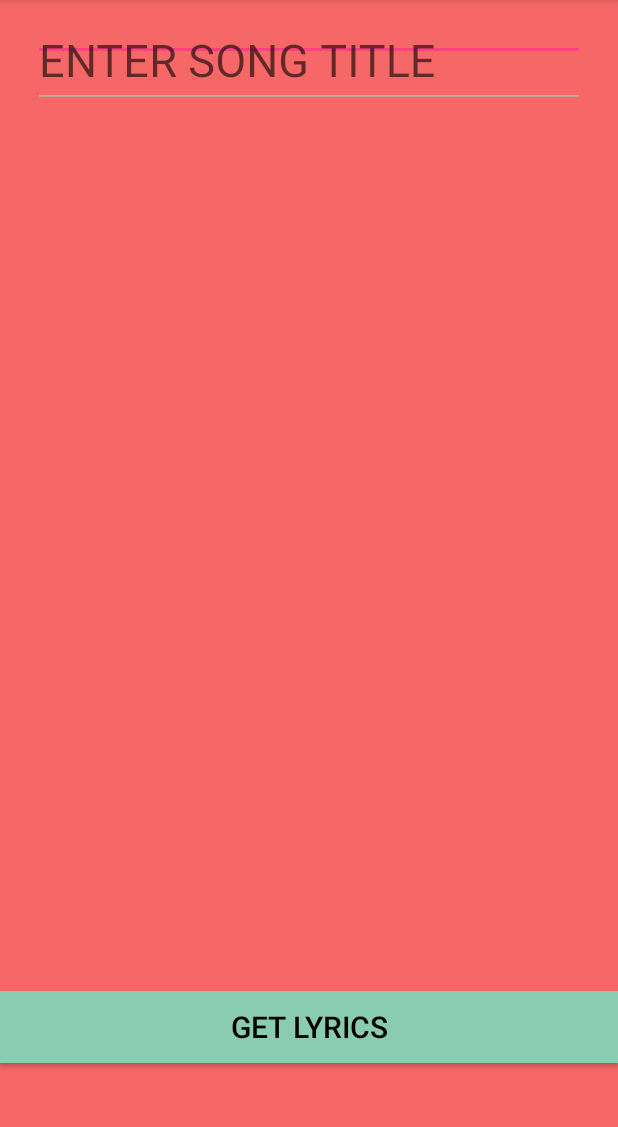
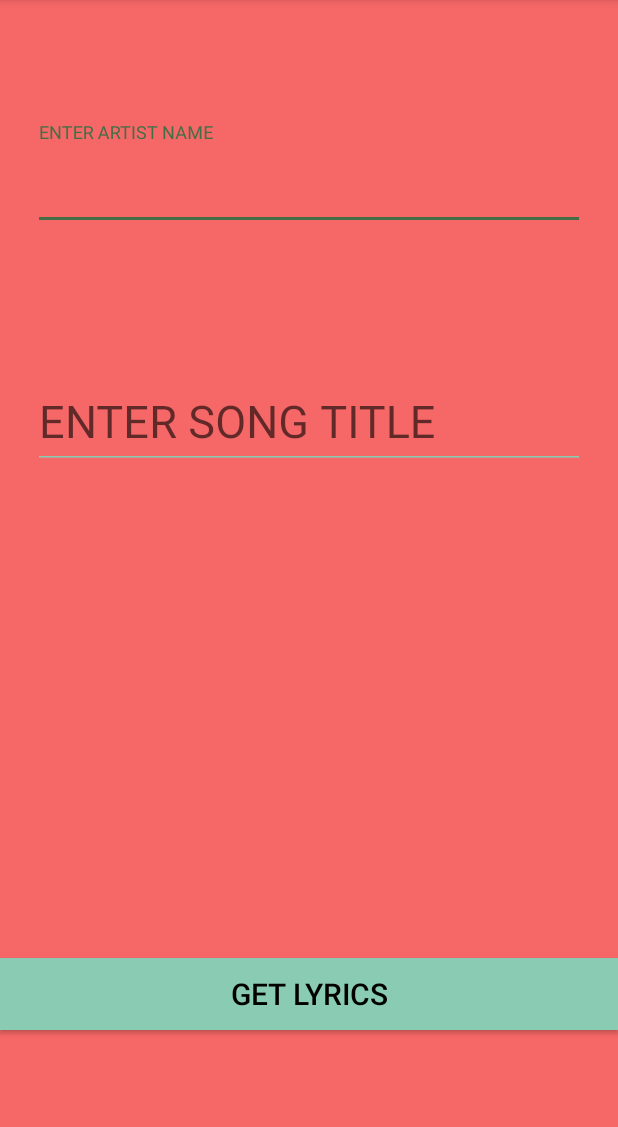
Before and after one commit to TinaBryan/RetrofitWorkshop, an Android app: the screen it shows after launch (MainActivity), on a phone screen of 412 x 824 dp, the part 84-1211 px from its top. Run offline under Robolectric (Android 15) with nearby library versions, the phone set to English and light mode, and no system bars; our stand-ins replace ButterKnife.

Commit message:
Changed accent color, layout colors, constraints.

```diff
--- a/app/src/main/res/layout/activity_main.xml
+++ b/app/src/main/res/layout/activity_main.xml
@@ -25,8 +25,8 @@
         android:layout_height="wrap_content"
         android:layout_marginBottom="8dp"
         android:layout_marginTop="16dp"
-
-        android:hint="ENTER ARTIST NAME"
+        android:backgroundTint="@color/darkGreen"
+        android:hint="@string/enter_artist_name"
         app:layout_constraintBottom_toTopOf="@+id/song_layout"
         app:layout_constraintEnd_toEndOf="parent"
         app:layout_constraintStart_toStartOf="parent"
@@ -37,7 +37,9 @@
             android:layout_width="match_parent"
             android:layout_height="wrap_content"
             android:backgroundTint="@color/darkGreen"
-            android:textColorLink="@color/lightGreen"
+            android:textColor="@android:color/black"
+            android:textColorHighlight="@color/paleOrange"
+            android:textColorHint="@color/darkGreen"
             android:textSize="30sp" />
     </android.support.design.widget.TextInputLayout>
 
@@ -45,17 +47,22 @@
         android:id="@+id/song_layout"
         android:layout_width="368dp"
         android:layout_height="wrap_content"
-        android:hint="ENTER SONG TITLE"
+        android:layout_marginBottom="253dp"
+        android:layout_marginTop="14dp"
+        android:backgroundTint="@color/darkGreen"
+        android:hint="@string/enter_song_title"
+        app:layout_constraintBottom_toTopOf="@+id/submit_button"
         app:layout_constraintEnd_toEndOf="parent"
         app:layout_constraintStart_toStartOf="parent"
-        tools:layout_editor_absoluteY="109dp">
+        app:layout_constraintTop_toBottomOf="@+id/artist_layout">
 
         <android.support.design.widget.TextInputEditText
             android:id="@+id/input_song_editText"
             android:layout_width="match_parent"
             android:layout_height="wrap_content"
             android:backgroundTint="@color/darkGreen"
-            android:foregroundTint="@color/lightGreen"
+            android:textColorHighlight="@color/paleOrange"
+            android:textColorHint="@color/darkGreen"
             android:textColor="@android:color/black"
             android:textSize="30sp" />
     </android.support.design.widget.TextInputLayout>
--- a/app/src/main/res/values/colors.xml
+++ b/app/src/main/res/values/colors.xml
@@ -2,8 +2,10 @@
 <resources>
     <color name="colorPrimary">#3F51B5</color>
     <color name="colorPrimaryDark">#303F9F</color>
-    <color name="colorAccent">#FF4081</color>
+    <color name="colorAccent">#446f46</color>
     <color name="rust">#f66767</color>
     <color name="darkGreen">#8accb3</color>
     <color name="lightGreen">#d0ffbd</color>
+    <color name="paleOrange">#fab297</color>
+    <color name="inkyBlue">#12004b</color>
 </resources>
```
